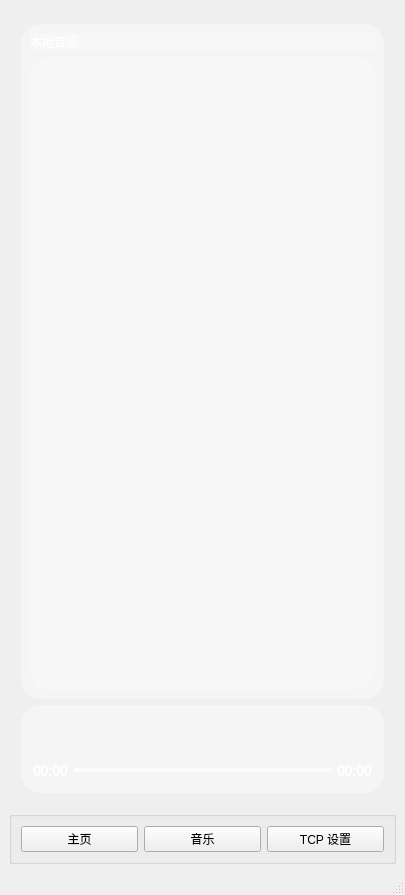
Before: the Qt Designer form 2_Proj/client/musicplayer.ui in sitakerchen/MultiStereo, drawn with Qt 5.
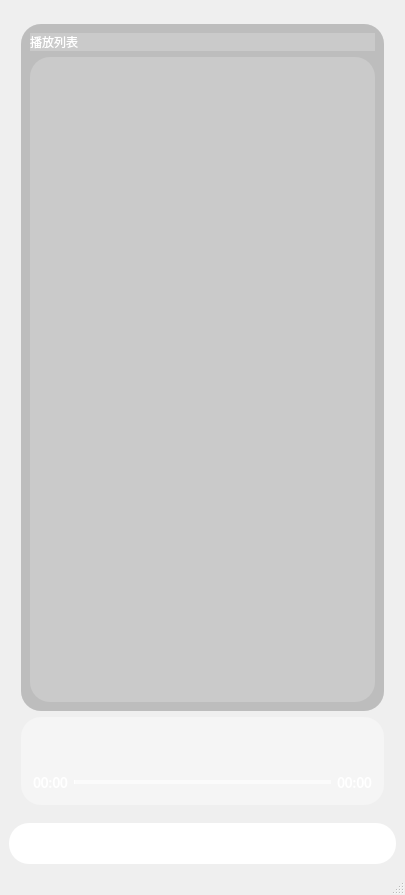
After: the same form once the commit is applied. Icons and pictures are not drawn.

Diff of the .ui file:
```diff
--- a/2_Proj/client/musicplayer.ui
+++ b/2_Proj/client/musicplayer.ui
@@ -13,9 +13,15 @@
   <property name="windowTitle">
    <string>MainWindow</string>
   </property>
+  <property name="styleSheet">
+   <string notr="true"/>
+  </property>
   <widget class="QWidget" name="centralwidget">
-   <layout class="QGridLayout" name="gridLayout_2">
-    <item row="1" column="0">
+   <property name="styleSheet">
+    <string notr="true"/>
+   </property>
+   <layout class="QVBoxLayout" name="verticalLayout_2">
+    <item>
      <widget class="QGroupBox" name="groupBox_display">
       <property name="focusPolicy">
        <enum>Qt::NoFocus</enum>
@@ -33,7 +39,7 @@
        <string notr="true">QGroupBox#groupBox_display
 {
 border-image: url(:/image/image/background/fischl.png);
-border-radius:10px
+border-radius: 20px;
 }</string>
       </property>
       <property name="title">
@@ -49,9 +55,10 @@
        <item row="1" column="1">
         <widget class="QStackedWidget" name="stackedWidget">
          <property name="styleSheet">
-          <string notr="true">color: rgb(255, 255, 255);
-background-color: rgba(255, 255, 255, 50);
-border-radius: 20px;</string>
+          <string notr="true">
+background-color: rgba(0, 0, 0, 70);
+border-radius: 20px;
+</string>
          </property>
          <property name="currentIndex">
           <number>0</number>
@@ -66,7 +73,10 @@
            <item>
             <widget class="QLabel" name="label_curPage">
              <property name="text">
-              <string>本地音乐</string>
+              <string>播放列表</string>
+             </property>
+             <property name="textFormat">
+              <enum>Qt::AutoText</enum>
              </property>
             </widget>
            </item>
@@ -77,6 +87,12 @@
 background-color: rgba(255, 255, 255, 50);
 </string>
              </property>
+             <property name="verticalScrollBarPolicy">
+              <enum>Qt::ScrollBarAlwaysOff</enum>
+             </property>
+             <property name="horizontalScrollBarPolicy">
+              <enum>Qt::ScrollBarAlwaysOff</enum>
+             </property>
             </widget>
            </item>
           </layout>
@@ -295,7 +311,7 @@
       </layout>
      </widget>
     </item>
-    <item row="2" column="0" rowspan="2">
+    <item>
      <widget class="QGroupBox" name="groupBox_switch">
       <property name="sizePolicy">
        <sizepolicy hsizetype="Preferred" vsizetype="Fixed">
@@ -303,6 +319,13 @@
         <verstretch>0</verstretch>
        </sizepolicy>
       </property>
+      <property name="styleSheet">
+       <string notr="true">QGroupBox#groupBox_switch
+{
+background-color: rgb(255, 255, 255);
+border-radius:20px;
+}</string>
+      </property>
       <property name="title">
        <string/>
       </property>
@@ -323,8 +346,25 @@
              <verstretch>0</verstretch>
             </sizepolicy>
            </property>
+           <property name="styleSheet">
+            <string notr="true">QPushButton
+{
+background-repeat:no-repeat;
+border:none;
+}</string>
+           </property>
            <property name="text">
-            <string>主页</string>
+            <string/>
+           </property>
+           <property name="icon">
+            <iconset resource="imagefile.qrc">
+             <normaloff>:/image/image/image/24gl-home2.png</normaloff>:/image/image/image/24gl-home2.png</iconset>
+           </property>
+           <property name="iconSize">
+            <size>
+             <width>35</width>
+             <height>35</height>
+            </size>
            </property>
           </widget>
          </item>
@@ -336,8 +376,25 @@
              <verstretch>0</verstretch>
             </sizepolicy>
            </property>
+           <property name="styleSheet">
+            <string notr="true">QPushButton
+{
+background-repeat:no-repeat;
+border:none;
+}</string>
+           </property>
            <property name="text">
-            <string>音乐</string>
+            <string/>
+           </property>
+           <property name="icon">
+            <iconset resource="imagefile.qrc">
+             <normaloff>:/image/image/image/24gl-musicAlbum2.png</normaloff>:/image/image/image/24gl-musicAlbum2.png</iconset>
+           </property>
+           <property name="iconSize">
+            <size>
+             <width>35</width>
+             <height>35</height>
+            </size>
            </property>
           </widget>
          </item>
@@ -349,8 +406,25 @@
              <verstretch>0</verstretch>
             </sizepolicy>
            </property>
+           <property name="styleSheet">
+            <string notr="true">QPushButton
+{
+background-repeat:no-repeat;
+border:none;
+}</string>
+           </property>
            <property name="text">
-            <string>TCP 设置</string>
+            <string/>
+           </property>
+           <property name="icon">
+            <iconset resource="imagefile.qrc">
+             <normaloff>:/image/image/image/24gl-gear.png</normaloff>:/image/image/image/24gl-gear.png</iconset>
+           </property>
+           <property name="iconSize">
+            <size>
+             <width>35</width>
+             <height>35</height>
+            </size>
            </property>
           </widget>
          </item>
```
